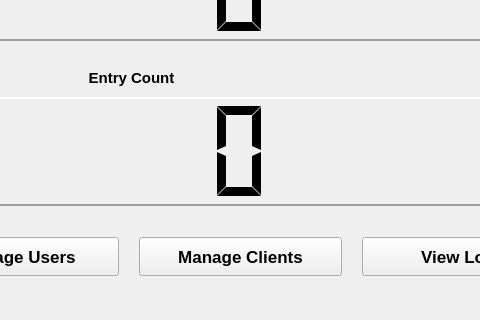
This is ArduinoGatekeeperAdmin/Forms/MainWindow.ui in AdrianoGoede/ArduinoGatekeeper as Qt 5 draws it before an edit; both pictures show x 321 to 801 and y 130 to 450 of the 900 by 450 pixel window. The edited form follows.
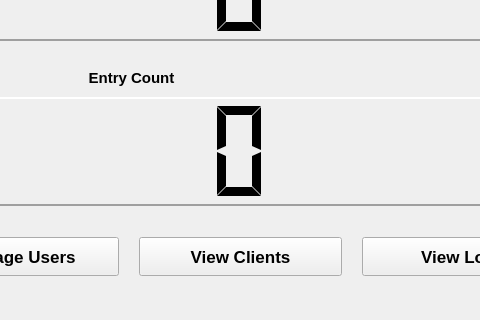
This is the edited form. Icons and pictures are not drawn.

Commit message:
Client explorer form added
Added form to view connected client data;
Corrected filter bugs of Log Explorer form;

```diff
--- a/ArduinoGatekeeperAdmin/Forms/MainWindow.ui
+++ b/ArduinoGatekeeperAdmin/Forms/MainWindow.ui
@@ -196,7 +196,7 @@
          </font>
         </property>
         <property name="text">
-         <string>Manage Clients</string>
+         <string>View Clients</string>
         </property>
         <property name="icon">
          <iconset theme="QIcon::ThemeIcon::MediaFlash"/>
```
Left out of the diff: 4 changed lines with no effect on the pictures. The commit also changes 17 other files.
